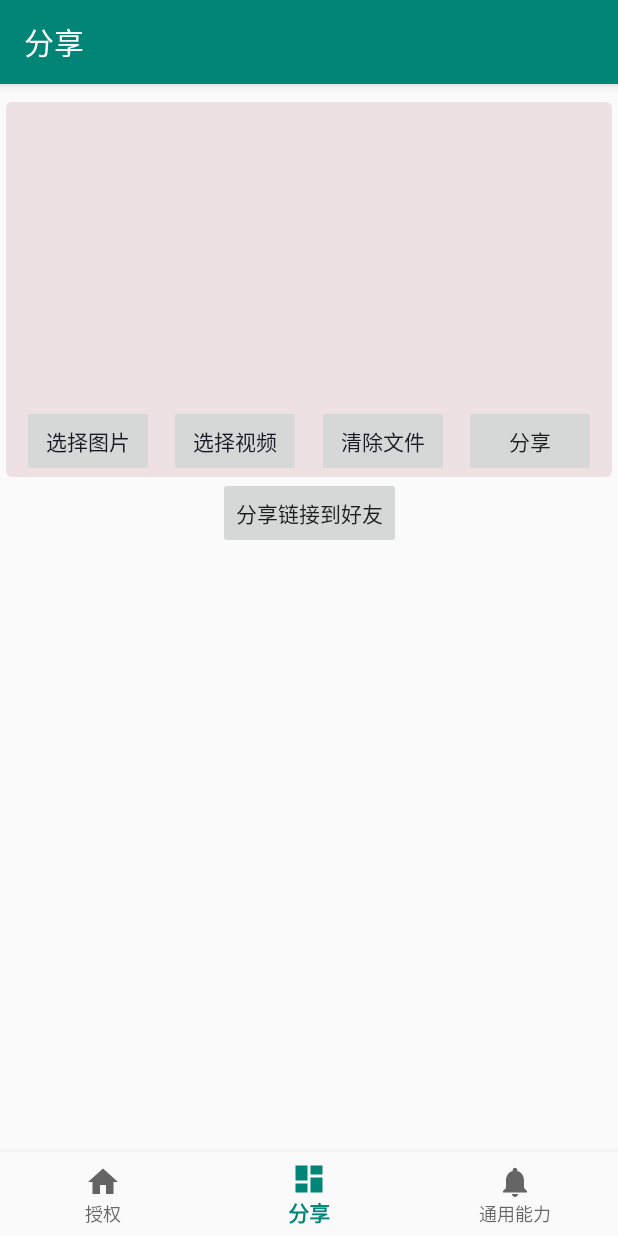
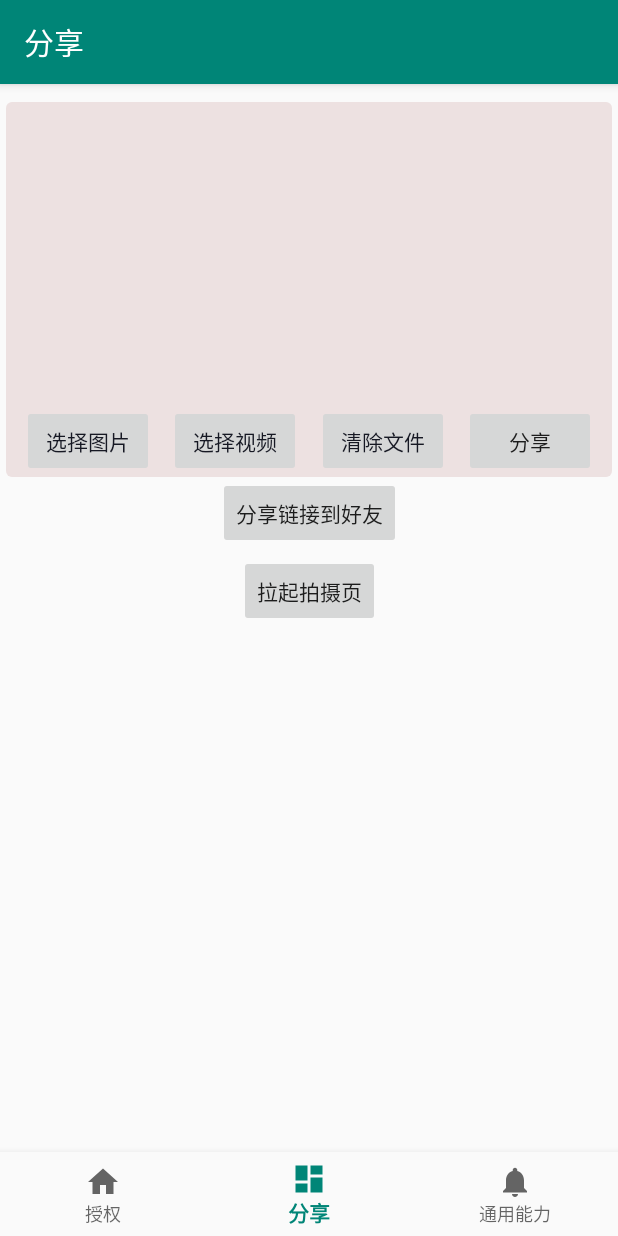
Before and after one commit to bytedance/DouyinOpenPlatformDemo, an Android app: the ShareFragment screen opened through its navigation route, on a phone screen of 412 x 824 dp. Run offline under Robolectric (Android 15) with nearby library versions, the phone set to English and light mode, and no system bars; our stand-ins replace navigation-ui; libraries missing offline, so code that uses them is left out: com.facebook.drawee.

Commit message:
feat: 增加拉起拍摄页demo

```diff
--- a/Android/app/src/main/java/com/bytedance/sdk/douyin/open/ability/share/StayInDyReceiver.kt
+++ b/Android/app/src/main/java/com/bytedance/sdk/douyin/open/ability/share/StayInDyReceiver.kt
@@ -19,6 +19,9 @@ import android.content.Intent
 import android.widget.Toast
 import com.bytedance.sdk.open.aweme.CommonConstants
 
+/**
+ * 用户留在抖音的情况下会广播通知
+ */
 class StayInDyReceiver : BroadcastReceiver() {
 
     companion object {
--- a/Android/app/src/main/java/com/bytedance/sdk/douyin/open/ui/share/ShareFragment.kt
+++ b/Android/app/src/main/java/com/bytedance/sdk/douyin/open/ui/share/ShareFragment.kt
@@ -24,7 +24,7 @@ import androidx.lifecycle.ViewModelProvider
 import androidx.recyclerview.widget.LinearLayoutManager
 import com.bytedance.sdk.douyin.R
 import com.bytedance.sdk.douyin.databinding.FragmentShareBinding
-
+import com.bytedance.sdk.douyin.open.ability.share.DouYinShare
 import com.bytedance.sdk.douyin.open.ability.share.OpenMediaInfo
 
 class ShareFragment : Fragment() {
@@ -79,9 +79,11 @@ class ShareFragment : Fragment() {
             fragmentTransaction.replace(R.id.fragment_container, ShareHtmlFragment())
             fragmentTransaction.commitAllowingStateLoss()
         }
+        binding.shareOpenRecord.setOnClickListener {
+            DouYinShare.openRecord(requireActivity())
+        }
         return root
     }
-
 
 
     private fun initMediaView() {
--- a/Android/app/src/main/res/layout/fragment_share.xml
+++ b/Android/app/src/main/res/layout/fragment_share.xml
@@ -79,6 +79,16 @@
         app:layout_constraintRight_toRightOf="parent"
         app:layout_constraintTop_toBottomOf="@+id/share_media_to_douyin" />
 
+    <Button
+        android:id="@+id/share_open_record"
+        android:layout_width="wrap_content"
+        android:layout_height="wrap_content"
+        android:layout_marginTop="4dp"
+        android:stateListAnimator="@null"
+        android:text="拉起拍摄页"
+        app:layout_constraintLeft_toLeftOf="parent"
+        app:layout_constraintRight_toRightOf="parent"
+        app:layout_constraintTop_toBottomOf="@+id/share_html_to_im" />
 
     <FrameLayout
         android:id="@+id/fragment_container"
--- a/Android/config.gradle
+++ b/Android/config.gradle
@@ -22,8 +22,8 @@ ext {
             "converter-gson"            : "com.squareup.retrofit2:converter-gson:2.9.0"
     ]
     open_sdk = [
-            "opensdk-china-external": 'com.bytedance.ies.ugc.aweme:opensdk-china-external:0.1.9.8',
-            "opensdk-common"        : 'com.bytedance.ies.ugc.aweme:opensdk-common:0.1.9.8'
+            "opensdk-china-external": 'com.bytedance.ies.ugc.aweme:opensdk-china-external:0.1.9.9',
+            "opensdk-common"        : 'com.bytedance.ies.ugc.aweme:opensdk-common:0.1.9.9'
     ]
     support_libs = [
             "annotation": "com.android.support:support-annotations:28.0.0",
```
Also changed, not shown: Android/app/src/main/java/com/bytedance/sdk/douyin/open/ability/douyinapi/DouYinEntryActivity.kt (+13 -2 lines), Android/app/src/main/java/com/bytedance/sdk/douyin/open/ability/share/DouYinShare.kt (+55 -0 lines).
